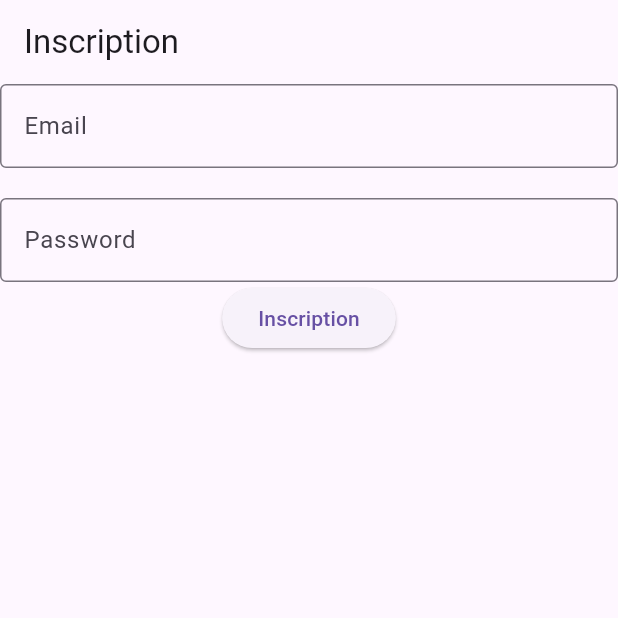
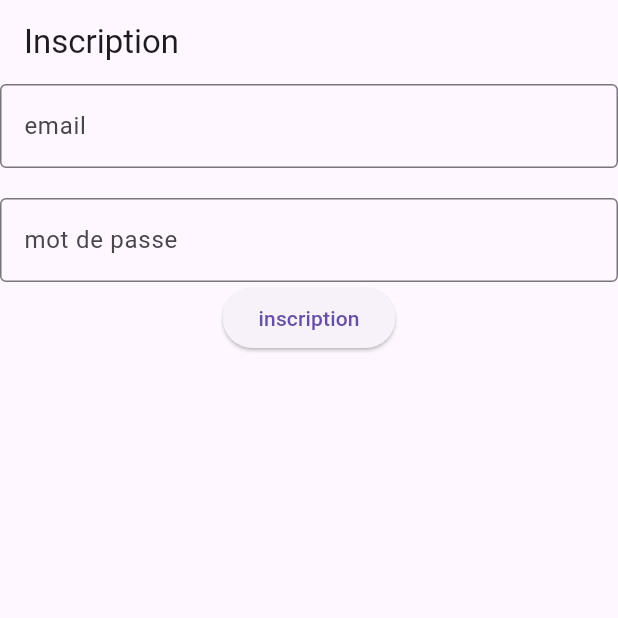
Before and after one commit to hacene-ifticene/flutter_app_lab_form, a Flutter app: the screen it shows after launch, on a phone screen of 412 x 824 dp, the top half of it. Run offline on Flutter 3.47's test engine with Material 3 defaults, Android fonts, the phone set to English and light mode, and no system bars.

Commit message:
Récupération des données

```diff
--- a/lib/inscription.dart
+++ b/lib/inscription.dart
@@ -9,53 +9,60 @@ class Inscription extends StatefulWidget {
 
 class _InscriptionState extends State<Inscription> {
   final _formKey = GlobalKey<FormState>();
+  final _emailController = TextEditingController();
+  final _passwordController = TextEditingController();
+
   @override
   Widget build(BuildContext context) {
     return Scaffold(
-      appBar : AppBar(
+      appBar: AppBar(
         title: const Text('Inscription'),
       ),
-      body : Form(
+      body: Form(
         key: _formKey,
         child: Column(
           children: [
             TextFormField(
+              controller: _emailController,
               decoration: InputDecoration(
                 border: OutlineInputBorder(),
-                labelText: 'Email',
-                hintText: 'Saisir votre email',
+                labelText: 'email',
+                hintText: 'Entrer votre email',
               ),
               validator: (value) {
-                if (value == null || !value.contains('@')) {
-                  return 'Ce champ est obligatoire';
+                if (value == null || ! value.contains('@')) {
+                  return 'email invalide';
                 }
                 return null;
               },
             ),
             SizedBox(height: 20),
             TextFormField(
+              controller: _passwordController,
               decoration: InputDecoration(
                 border: OutlineInputBorder(),
-                labelText: 'Password',
+                labelText: 'mot de passe',
               ),
               obscureText: true,
               validator: (value) {
                 if (value == null || value.length < 8) {
-                return 'Le mot de passe doit contenir au moin 8 caractéres';
-              }
-              return null;
-              }
+                  return 'mot de passe doit contenir au moins 8 caractères';
+                }
+                return null;
+              },
             ),
             ElevatedButton(
               onPressed: () {
                 if (_formKey.currentState!.validate()) {
-                  print('Inscription reussie.');
-                  _formKey.currentState!.reset();
+                 print('inscription réussie : ${_emailController.text}');
+                 _formKey.currentState!.reset();
                 }
               },
-              child: Text("Inscription")),
-          ],),
-      )
+              child: const Text('inscription'),
+            ),
+          ],
+        ),
+      ),
     );
   }
 }
```
